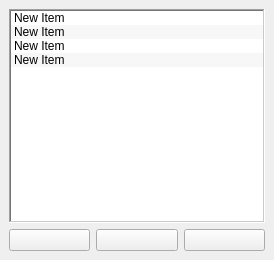
LoxoSoftware/IndexBourne, file layer_panel.ui: the form before one commit.
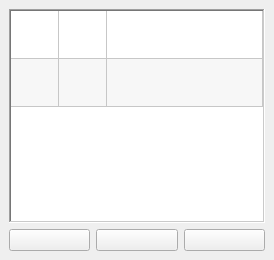
The form after the commit. Icons and pictures are not drawn.

Commit message: LayerPanel: Using a TableWidget as the list display

The edit to the form file:
```diff
--- a/layer_panel.ui
+++ b/layer_panel.ui
@@ -24,72 +24,6 @@
   </property>
   <widget class="QWidget" name="dockWidgetContents">
    <layout class="QGridLayout" name="gridLayout">
-    <item row="0" column="0" colspan="3">
-     <widget class="QListWidget" name="lstLayers">
-      <property name="frameShape">
-       <enum>QFrame::Shape::WinPanel</enum>
-      </property>
-      <property name="dragEnabled">
-       <bool>true</bool>
-      </property>
-      <property name="dragDropMode">
-       <enum>QAbstractItemView::DragDropMode::InternalMove</enum>
-      </property>
-      <property name="defaultDropAction">
-       <enum>Qt::DropAction::MoveAction</enum>
-      </property>
-      <property name="alternatingRowColors">
-       <bool>true</bool>
-      </property>
-      <property name="iconSize">
-       <size>
-        <width>32</width>
-        <height>32</height>
-       </size>
-      </property>
-      <property name="spacing">
-       <number>0</number>
-      </property>
-      <property name="itemAlignment">
-       <set>Qt::AlignmentFlag::AlignRight|Qt::AlignmentFlag::AlignTrailing|Qt::AlignmentFlag::AlignVCenter</set>
-      </property>
-      <property name="currentRow">
-       <number>-1</number>
-      </property>
-      <item>
-       <property name="text">
-        <string>New Item</string>
-       </property>
-       <property name="icon">
-        <iconset theme="QIcon::ThemeIcon::EditCopy"/>
-       </property>
-      </item>
-      <item>
-       <property name="text">
-        <string>New Item</string>
-       </property>
-       <property name="icon">
-        <iconset theme="QIcon::ThemeIcon::DocumentProperties"/>
-       </property>
-      </item>
-      <item>
-       <property name="text">
-        <string>New Item</string>
-       </property>
-       <property name="icon">
-        <iconset theme="QIcon::ThemeIcon::EditSelectAll"/>
-       </property>
-      </item>
-      <item>
-       <property name="text">
-        <string>New Item</string>
-       </property>
-       <property name="icon">
-        <iconset theme="QIcon::ThemeIcon::EditFind"/>
-       </property>
-      </item>
-     </widget>
-    </item>
     <item row="1" column="0">
      <widget class="QPushButton" name="btnNew">
       <property name="toolTip">
@@ -129,6 +63,87 @@
       </property>
      </widget>
     </item>
+    <item row="0" column="0" colspan="3">
+     <widget class="QTableWidget" name="lstLayers">
+      <property name="frameShape">
+       <enum>QFrame::Shape::WinPanel</enum>
+      </property>
+      <property name="horizontalScrollBarPolicy">
+       <enum>Qt::ScrollBarPolicy::ScrollBarAlwaysOff</enum>
+      </property>
+      <property name="editTriggers">
+       <set>QAbstractItemView::EditTrigger::NoEditTriggers</set>
+      </property>
+      <property name="dragEnabled">
+       <bool>true</bool>
+      </property>
+      <property name="dragDropMode">
+       <enum>QAbstractItemView::DragDropMode::InternalMove</enum>
+      </property>
+      <property name="defaultDropAction">
+       <enum>Qt::DropAction::MoveAction</enum>
+      </property>
+      <property name="alternatingRowColors">
+       <bool>true</bool>
+      </property>
+      <property name="selectionMode">
+       <enum>QAbstractItemView::SelectionMode::SingleSelection</enum>
+      </property>
+      <property name="selectionBehavior">
+       <enum>QAbstractItemView::SelectionBehavior::SelectRows</enum>
+      </property>
+      <property name="iconSize">
+       <size>
+        <width>48</width>
+        <height>48</height>
+       </size>
+      </property>
+      <property name="rowCount">
+       <number>2</number>
+      </property>
+      <property name="supportedDragActions">
+       <set>Qt::DropAction::MoveAction</set>
+      </property>
+      <attribute name="horizontalHeaderVisible">
+       <bool>false</bool>
+      </attribute>
+      <attribute name="horizontalHeaderMinimumSectionSize">
+       <number>48</number>
+      </attribute>
+      <attribute name="horizontalHeaderDefaultSectionSize">
+       <number>48</number>
+      </attribute>
+      <attribute name="horizontalHeaderStretchLastSection">
+       <bool>true</bool>
+      </attribute>
+      <attribute name="verticalHeaderVisible">
+       <bool>false</bool>
+      </attribute>
+      <attribute name="verticalHeaderMinimumSectionSize">
+       <number>48</number>
+      </attribute>
+      <attribute name="verticalHeaderDefaultSectionSize">
+       <number>48</number>
+      </attribute>
+      <row/>
+      <row/>
+      <column>
+       <property name="text">
+        <string>Visible</string>
+       </property>
+      </column>
+      <column>
+       <property name="text">
+        <string>Preview</string>
+       </property>
+      </column>
+      <column>
+       <property name="text">
+        <string>Name</string>
+       </property>
+      </column>
+     </widget>
+    </item>
    </layout>
   </widget>
  </widget>
```
The commit also changes 2 other files.
